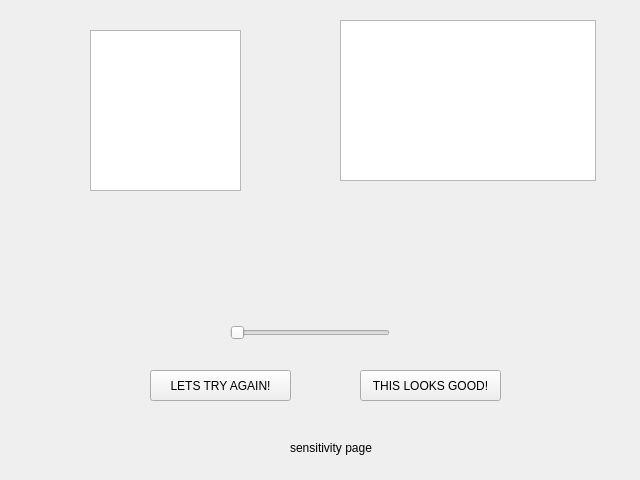
Qt form application/src/pages/sensitivitypage.ui (thedeclancarter/GPMS) before a commit.
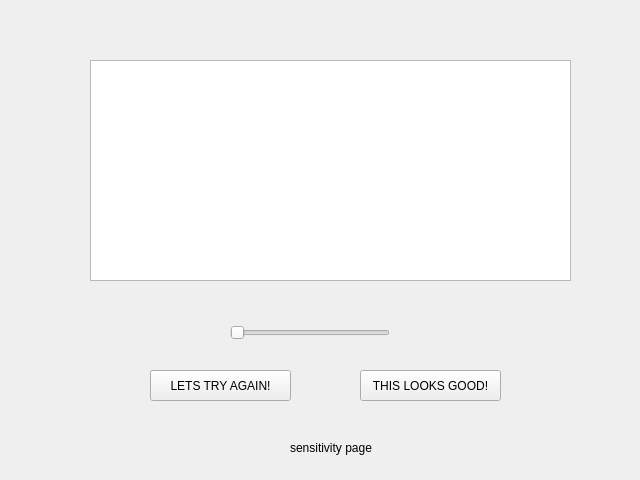
The same form after that commit.

Patch:
```diff
--- a/application/src/pages/sensitivitypage.ui
+++ b/application/src/pages/sensitivitypage.ui
@@ -52,23 +52,13 @@
     <string>LETS TRY AGAIN!</string>
    </property>
   </widget>
-  <widget class="QGraphicsView" name="graphicsView2">
-   <property name="geometry">
-    <rect>
-     <x>90</x>
-     <y>30</y>
-     <width>151</width>
-     <height>161</height>
-    </rect>
-   </property>
-  </widget>
   <widget class="QGraphicsView" name="graphicsView">
    <property name="geometry">
     <rect>
-     <x>340</x>
-     <y>20</y>
-     <width>256</width>
-     <height>161</height>
+     <x>90</x>
+     <y>60</y>
+     <width>481</width>
+     <height>221</height>
     </rect>
    </property>
   </widget>
```
Left out of the diff: 2 changed lines with no effect on the pictures.
